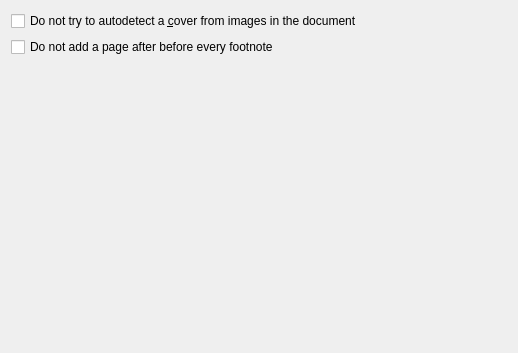
Before: the Qt Designer form src/calibre/gui2/convert/docx_input.ui in kovidgoyal/calibre, drawn with Qt 5.
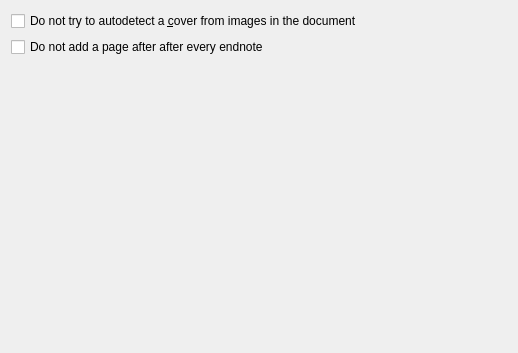
After: the same form once the commit is applied.

Commit message: Fix #1448433 [New option for footnotes in docx input](https://bugs.launchpad.net/calibre/+bug/1448433)

The edit to the form file:
```diff
--- a/src/calibre/gui2/convert/docx_input.ui
+++ b/src/calibre/gui2/convert/docx_input.ui
@@ -24,7 +24,7 @@
    <item>
     <widget class="QCheckBox" name="opt_docx_notes_nopb">
      <property name="text">
-      <string>Do not add a page after before every footnote</string>
+      <string>Do not add a page after after every endnote</string>
      </property>
     </widget>
    </item>
```
Left out of the diff: 2 changed lines with no effect on the pictures. The commit also changes 2 other files.
